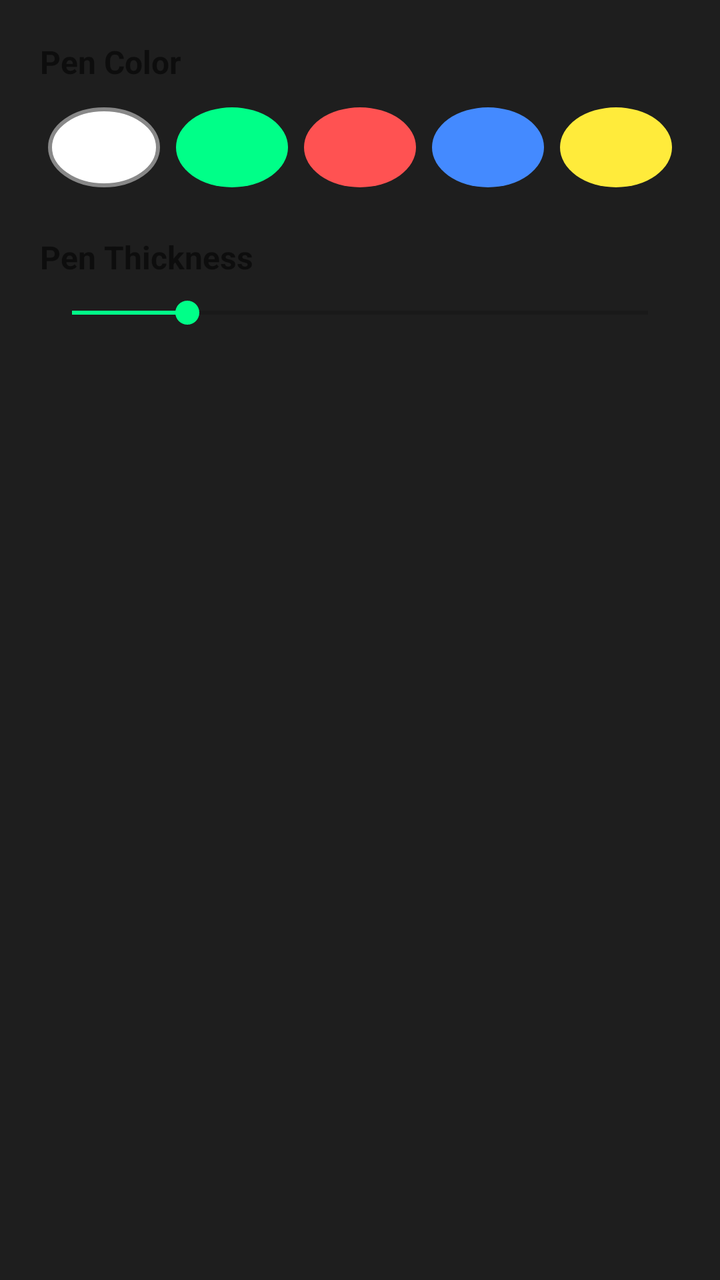
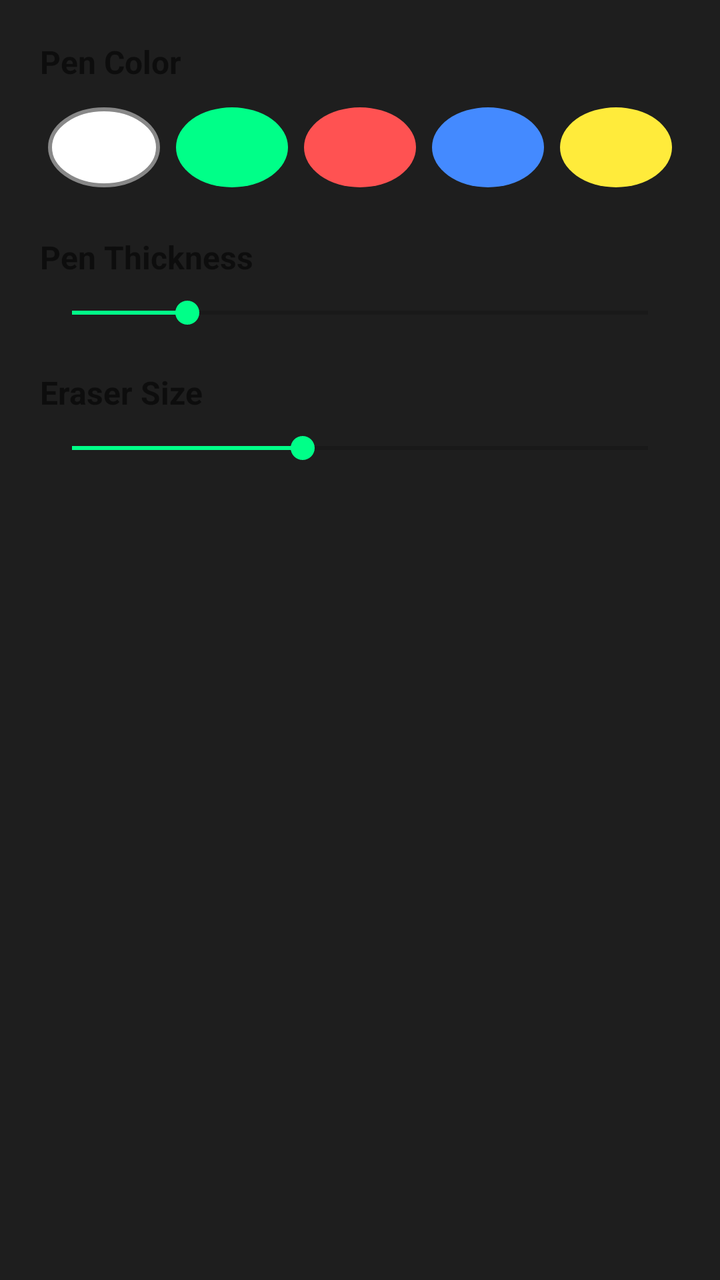

Compare the two renders of this Android layout. The source of the first and the diff that turns it into the second are given below.
<!-- AndroidManifest.xml: application theme Theme.CppIdePro -->
<!-- res/layout/dialog_pen_settings.xml -->
<?xml version="1.0" encoding="utf-8"?>
<LinearLayout xmlns:android="http://schemas.android.com/apk/res/android"
    android:layout_width="match_parent"
    android:layout_height="wrap_content"
    android:orientation="vertical"
    android:padding="20dp">

    <TextView
        android:layout_width="wrap_content"
        android:layout_height="wrap_content"
        android:text="Pen Color"
        android:textSize="16sp"
        android:textStyle="bold"
        android:layout_marginBottom="8dp"/>

    <LinearLayout
        android:layout_width="match_parent"
        android:layout_height="wrap_content"
        android:orientation="horizontal"
        android:weightSum="5"
        android:layout_marginBottom="20dp">

        <View
            android:id="@+id/colorWhite"
            android:layout_width="40dp"
            android:layout_height="40dp"
            android:layout_weight="1"
            android:layout_margin="4dp"
            android:background="@drawable/circle_white" />
        
        <View
            android:id="@+id/colorGreen"
            android:layout_width="40dp"
            android:layout_height="40dp"
            android:layout_weight="1"
            android:layout_margin="4dp"
            android:background="@drawable/circle_green" />

        <View
            android:id="@+id/colorRed"
            android:layout_width="40dp"
            android:layout_height="40dp"
            android:layout_weight="1"
            android:layout_margin="4dp"
            android:background="@drawable/circle_red" />

        <View
            android:id="@+id/colorBlue"
            android:layout_width="40dp"
            android:layout_height="40dp"
            android:layout_weight="1"
            android:layout_margin="4dp"
            android:background="@drawable/circle_blue" />

        <View
            android:id="@+id/colorYellow"
            android:layout_width="40dp"
            android:layout_height="40dp"
            android:layout_weight="1"
            android:layout_margin="4dp"
            android:background="@drawable/circle_yellow" />
    </LinearLayout>

    <TextView
        android:layout_width="wrap_content"
        android:layout_height="wrap_content"
        android:text="Pen Thickness"
        android:textSize="16sp"
        android:textStyle="bold"
        android:layout_marginBottom="8dp"/>

    <SeekBar
        android:id="@+id/seekBarThickness"
        android:layout_width="match_parent"
        android:layout_height="wrap_content"
        android:max="15"
        android:progress="3" />

</LinearLayout>
<!-- resources referenced by this layout -->
<resources>
  <!-- drawable circle_blue (drawable) -->
  <shape xmlns:android="http://schemas.android.com/apk/res/android" android:shape="oval">
      <solid android:color="#448AFF" />
  </shape>
  <!-- drawable circle_green (drawable) -->
  <shape xmlns:android="http://schemas.android.com/apk/res/android" android:shape="oval">
      <solid android:color="#00FF88" />
  </shape>
  <!-- drawable circle_red (drawable) -->
  <shape xmlns:android="http://schemas.android.com/apk/res/android" android:shape="oval">
      <solid android:color="#FF5252" />
  </shape>
  <!-- drawable circle_white (drawable) -->
  <shape xmlns:android="http://schemas.android.com/apk/res/android" android:shape="oval">
      <solid android:color="#FFFFFF" />
      <stroke android:width="2dp" android:color="#888888"/>
  </shape>
  <!-- drawable circle_yellow (drawable) -->
  <shape xmlns:android="http://schemas.android.com/apk/res/android" android:shape="oval">
      <solid android:color="#FFEB3B" />
  </shape>
  <style name="Theme.CppIdePro" parent="Theme.MaterialComponents.DayNight.NoActionBar">
          <item name="colorPrimary">@color/accent</item>
          <item name="colorOnPrimary">@color/black</item>
          <item name="colorPrimaryVariant">@color/accent</item>
          <item name="colorSecondary">@color/accent</item>
          <item name="colorOnSecondary">@color/black</item>
          <item name="android:windowBackground">@color/editor_bg</item>
          <item name="android:statusBarColor">@color/editor_bg</item>
          <item name="android:navigationBarColor">@color/editor_bg</item>
          <item name="android:windowLightStatusBar">false</item>
      </style>
  <color name="accent">#00FF88</color>
  <color name="black">#000000</color>
  <color name="editor_bg">#1E1E1E</color>
</resources>

<!-- the commit's change to res/layout/dialog_pen_settings.xml (unified diff, before → after) -->
@@ -20,45 +20,11 @@
         android:weightSum="5"
         android:layout_marginBottom="20dp">
 
-        <View
-            android:id="@+id/colorWhite"
-            android:layout_width="40dp"
-            android:layout_height="40dp"
-            android:layout_weight="1"
-            android:layout_margin="4dp"
-            android:background="@drawable/circle_white" />
-        
-        <View
-            android:id="@+id/colorGreen"
-            android:layout_width="40dp"
-            android:layout_height="40dp"
-            android:layout_weight="1"
-            android:layout_margin="4dp"
-            android:background="@drawable/circle_green" />
-
-        <View
-            android:id="@+id/colorRed"
-            android:layout_width="40dp"
-            android:layout_height="40dp"
-            android:layout_weight="1"
-            android:layout_margin="4dp"
-            android:background="@drawable/circle_red" />
-
-        <View
-            android:id="@+id/colorBlue"
-            android:layout_width="40dp"
-            android:layout_height="40dp"
-            android:layout_weight="1"
-            android:layout_margin="4dp"
-            android:background="@drawable/circle_blue" />
-
-        <View
-            android:id="@+id/colorYellow"
-            android:layout_width="40dp"
-            android:layout_height="40dp"
-            android:layout_weight="1"
-            android:layout_margin="4dp"
-            android:background="@drawable/circle_yellow" />
+        <View android:id="@+id/colorWhite" android:layout_width="40dp" android:layout_height="40dp" android:layout_weight="1" android:layout_margin="4dp" android:background="@drawable/circle_white" />
+        <View android:id="@+id/colorGreen" android:layout_width="40dp" android:layout_height="40dp" android:layout_weight="1" android:layout_margin="4dp" android:background="@drawable/circle_green" />
+        <View android:id="@+id/colorRed" android:layout_width="40dp" android:layout_height="40dp" android:layout_weight="1" android:layout_margin="4dp" android:background="@drawable/circle_red" />
+        <View android:id="@+id/colorBlue" android:layout_width="40dp" android:layout_height="40dp" android:layout_weight="1" android:layout_margin="4dp" android:background="@drawable/circle_blue" />
+        <View android:id="@+id/colorYellow" android:layout_width="40dp" android:layout_height="40dp" android:layout_weight="1" android:layout_margin="4dp" android:background="@drawable/circle_yellow" />
     </LinearLayout>
 
     <TextView
@@ -74,6 +40,22 @@
         android:layout_width="match_parent"
         android:layout_height="wrap_content"
         android:max="15"
-        android:progress="3" />
+        android:progress="3"
+        android:layout_marginBottom="20dp" />
+
+    <TextView
+        android:layout_width="wrap_content"
+        android:layout_height="wrap_content"
+        android:text="Eraser Size"
+        android:textSize="16sp"
+        android:textStyle="bold"
+        android:layout_marginBottom="8dp"/>
+
+    <SeekBar
+        android:id="@+id/seekBarEraserSize"
+        android:layout_width="match_parent"
+        android:layout_height="wrap_content"
+        android:max="100"
+        android:progress="40" />
 
 </LinearLayout>
